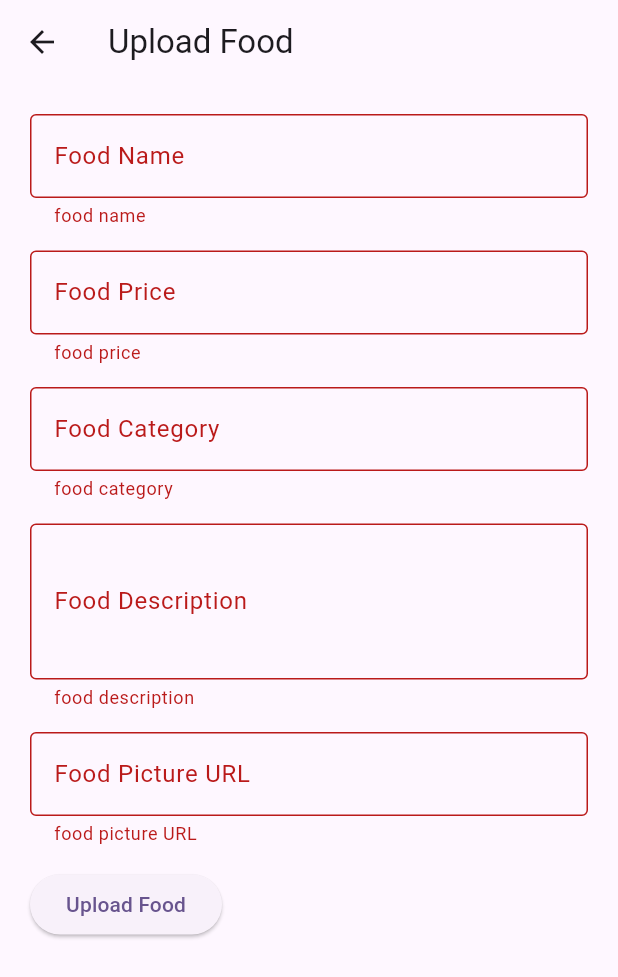
After one commit to rahatalmas/hungerkitchen, a Flutter app: the FoodUploadPage screen opened directly, after a tap on "Upload Food", on a phone screen of 412 x 824 dp. The commit adds this screen. Shown: the top 977 px of the screen. Run offline on Flutter 3.47's test engine with Material 3 defaults, Android fonts, the phone set to English and light mode, and no system bars; accounts and stored records are empty.

Commit message:
foodUploadForm

```diff
--- a/lib/widgets/foodPage.dart
+++ b/lib/widgets/foodPage.dart
@@ -1,8 +1,10 @@
 import 'package:flutter/material.dart';
+import 'package:hungerkitchen/apiCalls/foodUploadApi.dart';
 import 'package:hungerkitchen/apiCalls/hotelFoodsApi.dart';
 import 'package:hungerkitchen/globalStates/hotelLoginProvider.dart';
 import 'package:hungerkitchen/models/foodModel.dart';
 import 'package:hungerkitchen/models/hotelModel.dart';
+import 'package:hungerkitchen/widgets/uploadFood.dart';
 import 'package:provider/provider.dart';
 
 class FoodPage extends StatefulWidget {
@@ -77,7 +79,23 @@ class _FoodPageState extends State<FoodPage> {
                             ],
                           ),
                         ),
+
                       ],
+                    ),
+                    InkWell(
+                      onTap: (){
+                        Navigator.push(
+                          context, MaterialPageRoute(
+                            builder: (BuildContext context){
+                              return FoodUploadPage();
+                            }
+                          )
+                        );
+                      },
+                      child: Container(
+
+                        child: Text("Add Food"),
+                      ),
                     ),
                     SizedBox(
                       height: 10,
--- /dev/null
+++ b/lib/widgets/uploadFood.dart
@@ -0,0 +1,138 @@
+import 'dart:convert';
+import 'package:flutter/material.dart';
+
+class FoodUploadPage extends StatefulWidget {
+  const FoodUploadPage({Key? key}) : super(key: key);
+
+  @override
+  _FoodUploadPageState createState() => _FoodUploadPageState();
+}
+
+class _FoodUploadPageState extends State<FoodUploadPage> {
+  final GlobalKey<FormState> _formKey = GlobalKey<FormState>();
+  final TextEditingController foodNameController = TextEditingController();
+  final TextEditingController foodPriceController = TextEditingController();
+  final TextEditingController foodCategoryController = TextEditingController();
+  final TextEditingController foodDescriptionController = TextEditingController();
+  final TextEditingController foodPictureController = TextEditingController();
+
+  String foodName = "";
+  double foodPrice = 0.0;
+  String foodCategory = "";
+  String foodDescription = "";
+  String foodPicture = "";
+
+  void _formSubmitController(BuildContext context) async {
+    if (_formKey.currentState!.validate()) {
+      setState(() {
+        foodName = foodNameController.text;
+        foodPrice = double.parse(foodPriceController.text);
+        foodCategory = foodCategoryController.text;
+        foodDescription = foodDescriptionController.text;
+        foodPicture = foodPictureController.text;
+      });
+       /* ScaffoldMessenger.of(context).showSnackBar(
+          const SnackBar(content: Text('Food uploaded successfully')),
+        );*/
+    }
+  }
+
+  @override
+  Widget build(BuildContext context) {
+    return Scaffold(
+      appBar: AppBar(
+        title: const Text('Upload Food'),
+      ),
+      body: SingleChildScrollView(
+        padding: const EdgeInsets.all(20),
+        child: Form(
+          key: _formKey,
+          child: Column(
+            crossAxisAlignment: CrossAxisAlignment.start,
+            children: [
+              TextFormField(
+                decoration: const InputDecoration(
+                  labelText: 'Food Name',
+                  border: OutlineInputBorder(),
+                ),
+                controller: foodNameController,
+                validator: (value) {
+                  if (value == null || value.isEmpty) {
+                    return 'food name';
+                  }
+                  return null;
+                },
+              ),
+              const SizedBox(height: 15),
+              TextFormField(
+                decoration: const InputDecoration(
+                  labelText: 'Food Price',
+                  border: OutlineInputBorder(),
+                ),
+                controller: foodPriceController,
+                keyboardType: TextInputType.numberWithOptions(decimal: true),
+                validator: (value) {
+                  if (value == null || value.isEmpty) {
+                    return 'food price';
+                  }
+                  if (double.tryParse(value) == null) {
+                    return 'enter a valid number';
+                  }
+                  return null;
+                },
+              ),
+              const SizedBox(height: 15),
+              TextFormField(
+                decoration: const InputDecoration(
+                  labelText: 'Food Category',
+                  border: OutlineInputBorder(),
+                ),
+                controller: foodCategoryController,
+                validator: (value) {
+                  if (value == null || value.isEmpty) {
+                    return 'food category';
+                  }
+                  return null;
+                },
+              ),
+              const SizedBox(height: 15),
+              TextFormField(
+                maxLines: 3,
+                decoration: const InputDecoration(
+                  labelText: 'Food Description',
+                  border: OutlineInputBorder(),
+                ),
+                controller: foodDescriptionController,
+                validator: (value) {
+                  if (value == null || value.isEmpty) {
+                    return 'food description';
+                  }
+                  return null;
+                },
+              ),
+              const SizedBox(height: 15),
+              TextFormField(
+                decoration: const InputDecoration(
+                  labelText: 'Food Picture URL',
+                  border: OutlineInputBorder(),
+                ),
+                controller: foodPictureController,
+                validator: (value) {
+                  if (value == null || value.isEmpty) {
+                    return 'food picture URL';
+                  }
+                  return null;
+                },
+              ),
+              const SizedBox(height: 15),
+              ElevatedButton(
+                onPressed: () => _formSubmitController(context),
+                child: const Text('Upload Food'),
+              ),
+            ],
+          ),
+        ),
+      ),
+    );
+  }
+}
```
